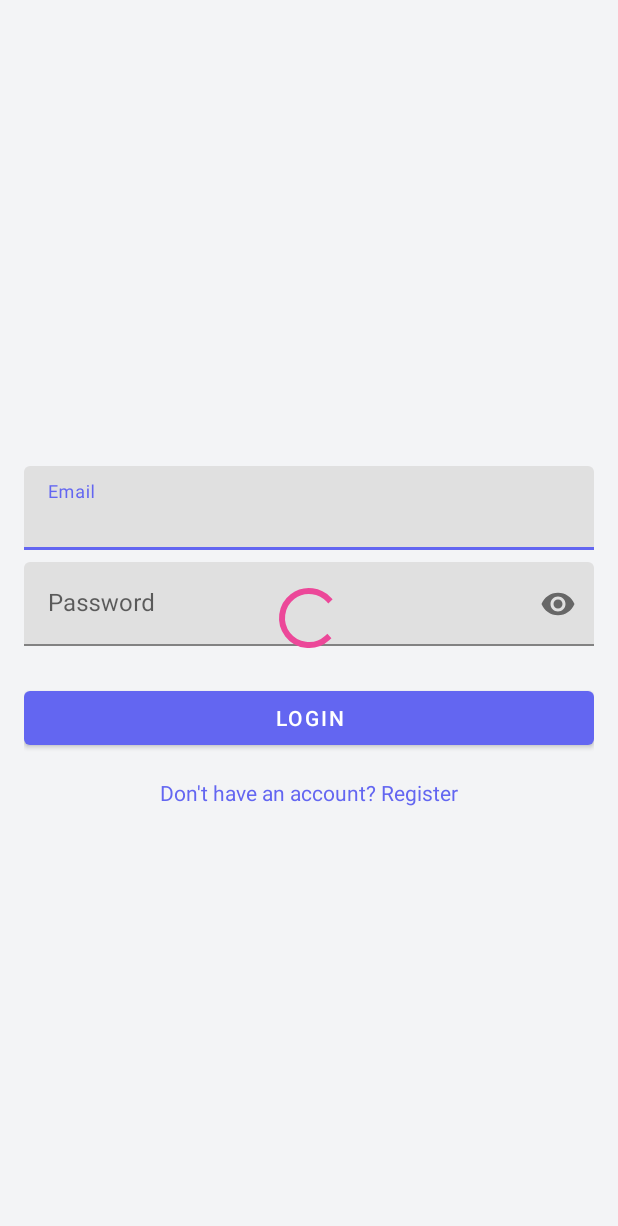
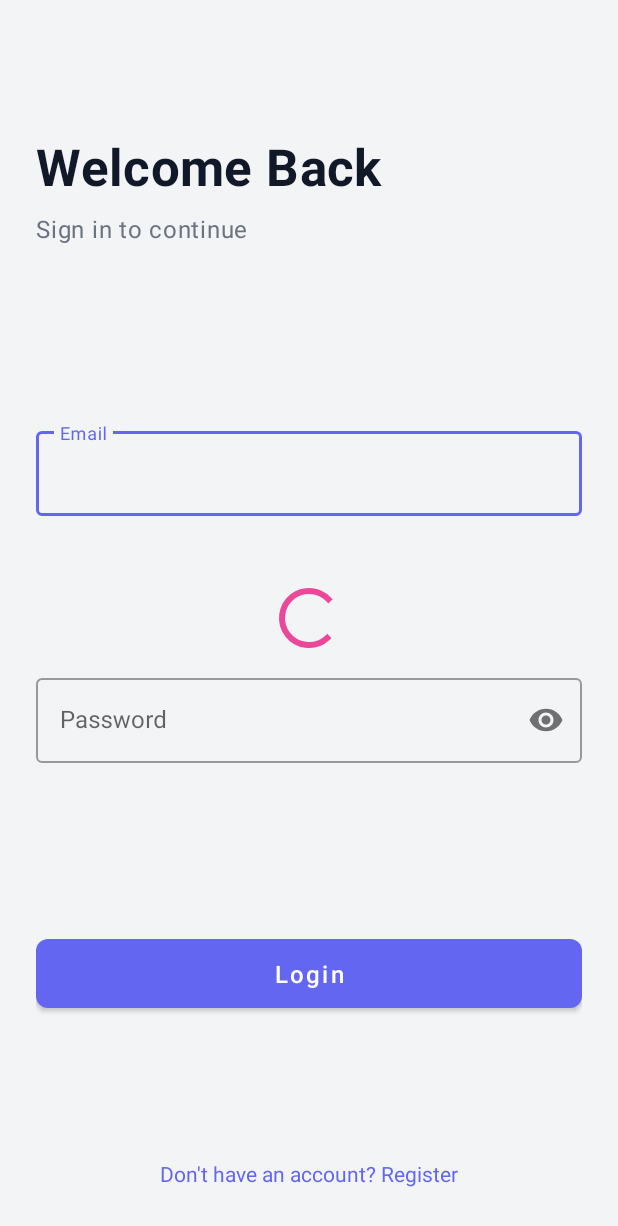
Before and after one commit to kzi-nastava/ma-project-event-planner-siit-2024-team-31, an Android app: the layout fragment_login.xml on its own in the app's theme, with its tools: preview values and no code run, on a phone screen of 412 x 824 dp. Shown: the top 1226 px of the screen. Run offline under Robolectric (Android 15) with nearby library versions, the phone set to English and light mode, and no system bars.

Commit message:
feat: Based on new colors and theme changed style of login page

```diff
--- a/app/src/main/res/color/bottom_nav_item_tint.xml
+++ b/app/src/main/res/color/bottom_nav_item_tint.xml
@@ -1,4 +1,5 @@
 <?xml version="1.0" encoding="utf-8"?>
 <selector xmlns:android="http://schemas.android.com/apk/res/android">
-
+    <item android:color="@color/primary" android:state_checked="true" />
+    <item android:color="@color/text_secondary" android:state_checked="false"/>
 </selector>
--- a/app/src/main/res/layout/activity_main.xml
+++ b/app/src/main/res/layout/activity_main.xml
@@ -2,7 +2,7 @@
 <androidx.constraintlayout.widget.ConstraintLayout xmlns:android="http://schemas.android.com/apk/res/android"
     xmlns:app="http://schemas.android.com/apk/res-auto"
     xmlns:tools="http://schemas.android.com/tools"
-    android:id="@+id/root_layout"
+    android:id="@+id/main"
     android:layout_width="match_parent"
     android:layout_height="match_parent"
     tools:context=".MainActivity">
@@ -13,7 +13,7 @@
         android:layout_width="0dp"
         android:layout_height="0dp"
         app:defaultNavHost="true"
-        app:layout_constraintBottom_toTopOf="@+id/bottom_nav_view"
+        app:layout_constraintBottom_toTopOf="@id/bottom_nav_view"
         app:layout_constraintEnd_toEndOf="parent"
         app:layout_constraintStart_toStartOf="parent"
         app:layout_constraintTop_toTopOf="parent"
@@ -23,6 +23,8 @@
         android:id="@+id/bottom_nav_view"
         android:layout_width="0dp"
         android:layout_height="wrap_content"
+        app:itemIconTint="@color/bottom_nav_item_tint"
+        app:itemTextColor="@color/bottom_nav_item_tint"
         app:layout_constraintBottom_toBottomOf="parent"
         app:layout_constraintEnd_toEndOf="parent"
         app:layout_constraintStart_toStartOf="parent"
--- a/app/src/main/res/layout/fragment_login.xml
+++ b/app/src/main/res/layout/fragment_login.xml
@@ -4,65 +4,100 @@
     xmlns:tools="http://schemas.android.com/tools"
     android:layout_width="match_parent"
     android:layout_height="match_parent"
-    android:padding="16dp"
+    android:padding="24dp"
     tools:context=".ui.fragments.auth.LoginFragment">
 
+    <TextView
+        android:id="@+id/tv_login_title"
+        android:layout_width="wrap_content"
+        android:layout_height="wrap_content"
+        android:text="Welcome Back"
+        android:textAppearance="@style/TextAppearance.MaterialComponents.Headline4"
+        android:textColor="@color/text_primary"
+        android:textStyle="bold"
+        app:layout_constraintBottom_toTopOf="@+id/til_email"
+        app:layout_constraintStart_toStartOf="parent"
+        app:layout_constraintTop_toTopOf="parent"
+        app:layout_constraintVertical_bias="0.3"
+        app:layout_constraintVertical_chainStyle="packed" />
+
+    <TextView
+        android:id="@+id/tv_login_subtitle"
+        android:layout_width="wrap_content"
+        android:layout_height="wrap_content"
+        android:layout_marginTop="8dp"
+        android:text="Sign in to continue"
+        android:textAppearance="@style/TextAppearance.MaterialComponents.Body1"
+        android:textColor="@color/text_secondary"
+        app:layout_constraintStart_toStartOf="parent"
+        app:layout_constraintTop_toBottomOf="@id/tv_login_title" />
+
     <com.google.android.material.textfield.TextInputLayout
-        android:id="@+id/email_layout"
+        android:id="@+id/til_email"
+        style="@style/Widget.MaterialComponents.TextInputLayout.OutlinedBox"
         android:layout_width="0dp"
         android:layout_height="wrap_content"
+        android:layout_marginTop="32dp"
         android:hint="Email"
-        app:layout_constraintBottom_toBottomOf="parent"
+        app:layout_constraintBottom_toTopOf="@+id/til_password"
         app:layout_constraintEnd_toEndOf="parent"
         app:layout_constraintStart_toStartOf="parent"
-        app:layout_constraintTop_toTopOf="parent"
-        app:layout_constraintVertical_bias="0.4">
+        app:layout_constraintTop_toBottomOf="@+id/tv_login_subtitle">
 
         <com.google.android.material.textfield.TextInputEditText
-            android:id="@+id/email_edit_text"
+            android:id="@+id/et_email"
             android:layout_width="match_parent"
             android:layout_height="wrap_content"
             android:inputType="textEmailAddress" />
+
     </com.google.android.material.textfield.TextInputLayout>
 
     <com.google.android.material.textfield.TextInputLayout
-        android:id="@+id/password_layout"
+        android:id="@+id/til_password"
+        style="@style/Widget.MaterialComponents.TextInputLayout.OutlinedBox"
         android:layout_width="0dp"
         android:layout_height="wrap_content"
-        android:layout_marginTop="8dp"
+        android:layout_marginTop="16dp"
         android:hint="Password"
+        app:layout_constraintBottom_toTopOf="@+id/btn_login"
         app:layout_constraintEnd_toEndOf="parent"
         app:layout_constraintStart_toStartOf="parent"
-        app:layout_constraintTop_toBottomOf="@id/email_layout"
+        app:layout_constraintTop_toBottomOf="@+id/til_email"
         app:passwordToggleEnabled="true">
 
         <com.google.android.material.textfield.TextInputEditText
-            android:id="@+id/password_edit_text"
+            android:id="@+id/et_password"
             android:layout_width="match_parent"
             android:layout_height="wrap_content"
             android:inputType="textPassword" />
+
     </com.google.android.material.textfield.TextInputLayout>
 
     <Button
-        android:id="@+id/login_button"
+        android:id="@+id/btn_login"
         android:layout_width="0dp"
         android:layout_height="wrap_content"
         android:layout_marginTop="24dp"
+        android:paddingVertical="12dp"
         android:text="Login"
+        android:textAllCaps="false"
+        android:textSize="16sp"
+        app:cornerRadius="8dp"
+        app:layout_constraintBottom_toTopOf="@+id/tv_go_to_register"
         app:layout_constraintEnd_toEndOf="parent"
         app:layout_constraintStart_toStartOf="parent"
-        app:layout_constraintTop_toBottomOf="@id/password_layout" />
+        app:layout_constraintTop_toBottomOf="@+id/til_password" />
 
     <TextView
-        android:id="@+id/go_to_register_text"
+        android:id="@+id/tv_go_to_register"
         android:layout_width="wrap_content"
         android:layout_height="wrap_content"
-        android:layout_marginTop="16dp"
+        android:padding="8dp"
         android:text="Don't have an account? Register"
-        android:textColor="?attr/colorPrimary"
+        android:textColor="@color/primary"
+        app:layout_constraintBottom_toBottomOf="parent"
         app:layout_constraintEnd_toEndOf="parent"
-        app:layout_constraintStart_toStartOf="parent"
-        app:layout_constraintTop_toBottomOf="@id/login_button" />
+        app:layout_constraintStart_toStartOf="parent" />
 
     <ProgressBar
         android:id="@+id/progress_bar"
```
